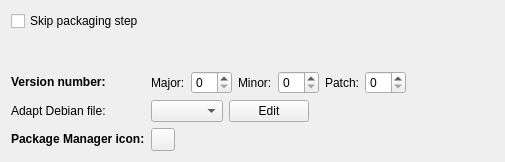
qt-creator/qt-creator, file src/plugins/qt4projectmanager/qt-maemo/maemopackagecreationwidget.ui: the form before one commit.
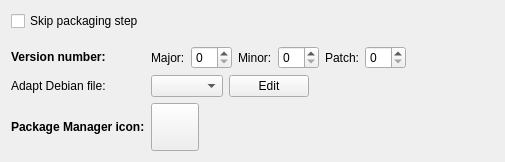
The form after the commit.

Commit message:
Maemo: Make size of package manager icon more clear.
Task-number: QTCREATORBUG-2993

```diff
--- a/src/plugins/qt4projectmanager/qt-maemo/maemopackagecreationwidget.ui
+++ b/src/plugins/qt4projectmanager/qt-maemo/maemopackagecreationwidget.ui
@@ -192,6 +192,12 @@
      </item>
      <item row="2" column="0">
       <widget class="QLabel" name="packageManagerIconLabel">
+       <property name="minimumSize">
+        <size>
+         <width>0</width>
+         <height>48</height>
+        </size>
+       </property>
        <property name="text">
         <string>&lt;b&gt;Package Manager icon:&lt;/b&gt;</string>
        </property>
@@ -201,6 +207,21 @@
       <layout class="QHBoxLayout" name="horizontalLayout_3">
        <item>
         <widget class="QToolButton" name="packageManagerIconButton">
+         <property name="minimumSize">
+          <size>
+           <width>48</width>
+           <height>48</height>
+          </size>
+         </property>
+         <property name="maximumSize">
+          <size>
+           <width>48</width>
+           <height>48</height>
+          </size>
+         </property>
+         <property name="toolTip">
+          <string>Size is 48x48 pixels</string>
+         </property>
          <property name="text">
           <string/>
          </property>
```
The commit also changes 1 other file.
